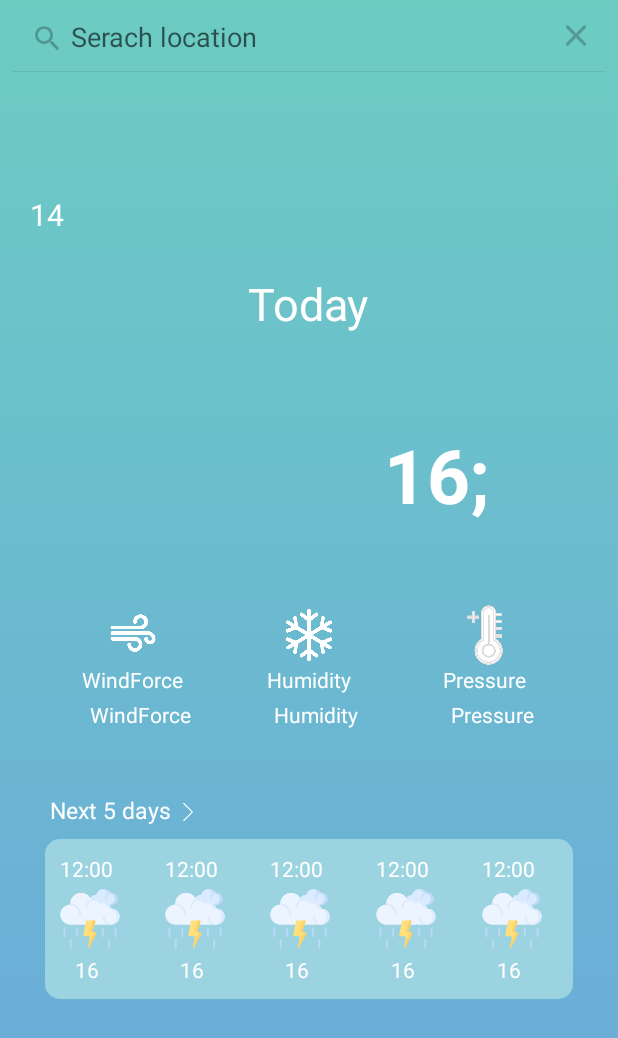
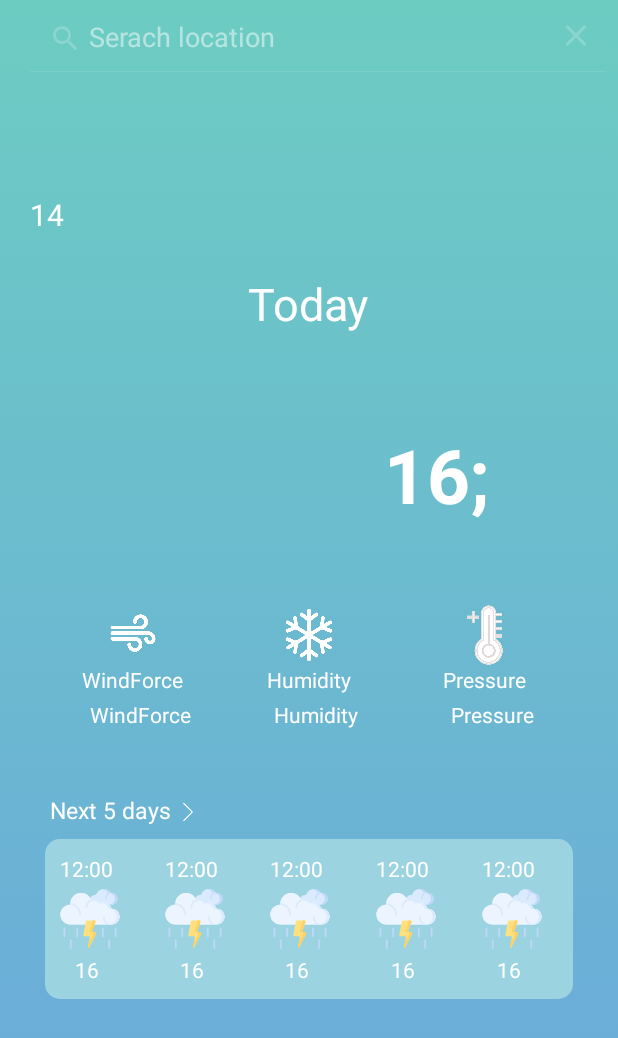
Before and after one commit to shrayash12/WeatherData-Appp, an Android app: the MainActivity screen opened directly, with no data from a screen before it, after a tap on "Search", on a phone screen of 412 x 824 dp. Shown: the top 1038 px of the screen. Run offline under Robolectric (Android 15) with nearby library versions, the phone set to English and light mode, and no system bars; our stand-ins replace RxJava; 19 statements that could not run were skipped.

Commit message:
changed theme view of searchview and added finish in spalshactivity

```diff
--- a/app/src/main/java/shradha/com/weatherdata/mainscreen/MainActivity.java
+++ b/app/src/main/java/shradha/com/weatherdata/mainscreen/MainActivity.java
@@ -1,5 +1,6 @@
 package shradha.com.weatherdata.mainscreen;
 
+import androidx.annotation.RequiresApi;
 import androidx.appcompat.app.AppCompatActivity;
 import androidx.appcompat.widget.SearchView;
 import androidx.lifecycle.Observer;
@@ -7,6 +8,7 @@ import androidx.lifecycle.Observer;
 import android.content.Intent;
 import android.location.Address;
 import android.location.Geocoder;
+import android.os.Build;
 import android.os.Bundle;
 import android.util.Log;
 import android.util.Pair;
@@ -78,6 +80,7 @@ public class MainActivity extends AppCompatActivity {
         //endregion
 
         searchView.setOnQueryTextListener(new SearchView.OnQueryTextListener() {
+            @RequiresApi(api = Build.VERSION_CODES.P)
             @Override
             public boolean onQueryTextSubmit(String query) {
                 List<LatLng> location = getLatLngFromString(query);
@@ -98,6 +101,9 @@ public class MainActivity extends AppCompatActivity {
                     });
 
                 }
+                searchView.setQuery("", false);
+                searchView.setIconified(true);
+                searchView.clearFocus();
                 return false;
             }
 
--- a/app/src/main/java/shradha/com/weatherdata/splashscreen/SplashActivity.java
+++ b/app/src/main/java/shradha/com/weatherdata/splashscreen/SplashActivity.java
@@ -1,5 +1,6 @@
 package shradha.com.weatherdata.splashscreen;
 
+import androidx.annotation.Nullable;
 import androidx.appcompat.app.AppCompatActivity;
 import androidx.core.app.ActivityCompat;
 import androidx.core.content.ContextCompat;
@@ -112,6 +113,7 @@ public class SplashActivity extends AppCompatActivity {
 
         Intent intent = new Intent(this, MainActivity.class);
         startActivity(intent, bundle);
+        finish();
     }
 
 }
--- a/app/src/main/res/layout/activity_main.xml
+++ b/app/src/main/res/layout/activity_main.xml
@@ -14,8 +14,11 @@
 
         <androidx.appcompat.widget.SearchView
             android:id="@+id/searchView"
-            android:layout_width="match_parent"
+            android:layout_width="wrap_content"
+            android:maxWidth="400dp"
             android:layout_height="wrap_content"
+            android:layout_alignParentRight="true"
+            android:theme="@style/ThemeOverlay.AppCompat.Dark"
             app:queryHint="Serach location" />
 
     </RelativeLayout>
```
